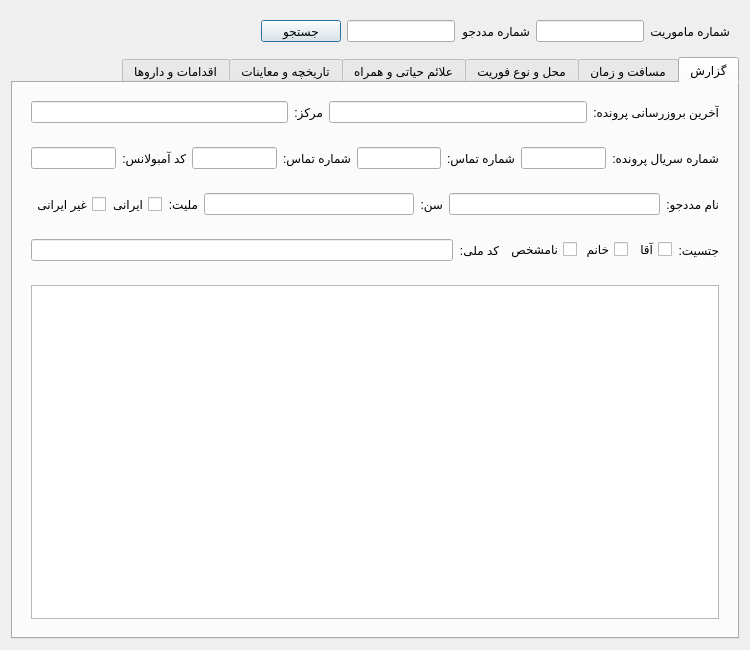
MohsenHNSJ/HamyarPaygahPy, file src/hamyar_paygah/new_ui/widgets/mission_details_tab.ui: the form before one commit.
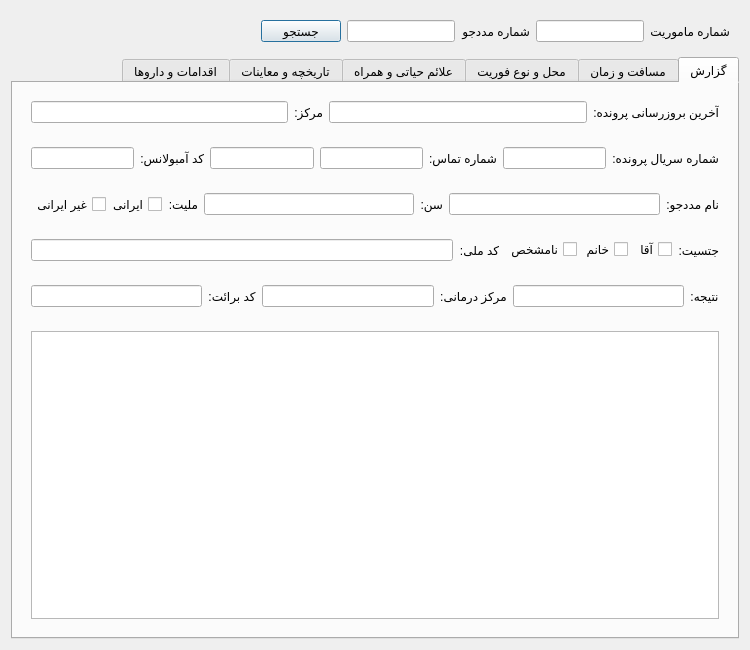
The form after the commit.

Commit message: Added mission result section

Diff of the .ui file:
```diff
--- a/src/hamyar_paygah/new_ui/widgets/mission_details_tab.ui
+++ b/src/hamyar_paygah/new_ui/widgets/mission_details_tab.ui
@@ -238,16 +238,6 @@
             </property>
            </widget>
           </item>
-          <item>
-           <widget class="QLabel" name="backup_number_label">
-            <property name="text">
-             <string>شماره تماس:</string>
-            </property>
-            <property name="textFormat">
-             <enum>Qt::TextFormat::PlainText</enum>
-            </property>
-           </widget>
-          </item>
           <item>
            <widget class="QLineEdit" name="backup_number_field">
             <property name="alignment">
@@ -537,6 +527,74 @@
          </layout>
         </widget>
        </item>
+       <item>
+        <widget class="QWidget" name="result_section" native="true">
+         <layout class="QHBoxLayout" name="horizontalLayout_29">
+          <item>
+           <widget class="QLabel" name="mission_result_label">
+            <property name="text">
+             <string>نتیجه:</string>
+            </property>
+            <property name="textFormat">
+             <enum>Qt::TextFormat::PlainText</enum>
+            </property>
+            <property name="alignment">
+             <set>Qt::AlignmentFlag::AlignCenter</set>
+            </property>
+           </widget>
+          </item>
+          <item>
+           <widget class="QLineEdit" name="mission_result_field">
+            <property name="alignment">
+             <set>Qt::AlignmentFlag::AlignCenter</set>
+            </property>
+            <property name="readOnly">
+             <bool>true</bool>
+            </property>
+           </widget>
+          </item>
+          <item>
+           <widget class="QLabel" name="hospital_name_label">
+            <property name="text">
+             <string>مرکز درمانی:</string>
+            </property>
+            <property name="textFormat">
+             <enum>Qt::TextFormat::PlainText</enum>
+            </property>
+            <property name="alignment">
+             <set>Qt::AlignmentFlag::AlignCenter</set>
+            </property>
+           </widget>
+          </item>
+          <item>
+           <widget class="QLineEdit" name="hospital_name_field">
+            <property name="alignment">
+             <set>Qt::AlignmentFlag::AlignCenter</set>
+            </property>
+            <property name="readOnly">
+             <bool>true</bool>
+            </property>
+           </widget>
+          </item>
+          <item>
+           <widget class="QLabel" name="refusal_form_code_label">
+            <property name="text">
+             <string>کد برائت:</string>
+            </property>
+            <property name="textFormat">
+             <enum>Qt::TextFormat::PlainText</enum>
+            </property>
+            <property name="alignment">
+             <set>Qt::AlignmentFlag::AlignCenter</set>
+            </property>
+           </widget>
+          </item>
+          <item>
+           <widget class="QLineEdit" name="refusal_form_code_field"/>
+          </item>
+         </layout>
+        </widget>
+       </item>
        <item>
         <widget class="QWidget" name="summary_section" native="true">
          <layout class="QHBoxLayout" name="horizontalLayout_6">
```
The commit also changes 3 other files.
